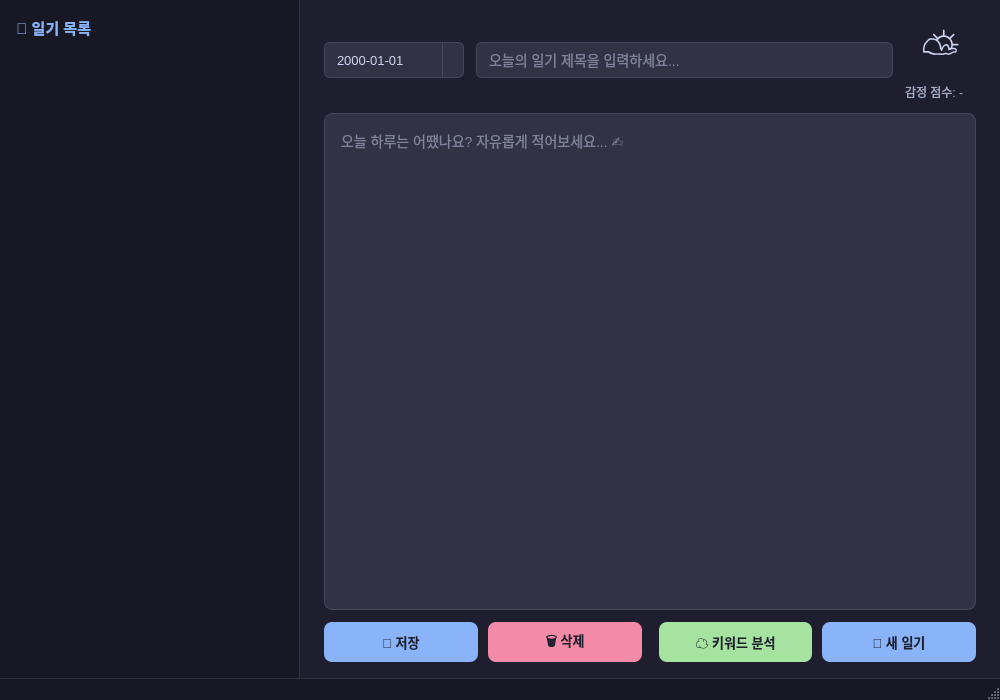
Qt form ui/main_window.ui (dldnwls07/python_picture_dir) before a commit.
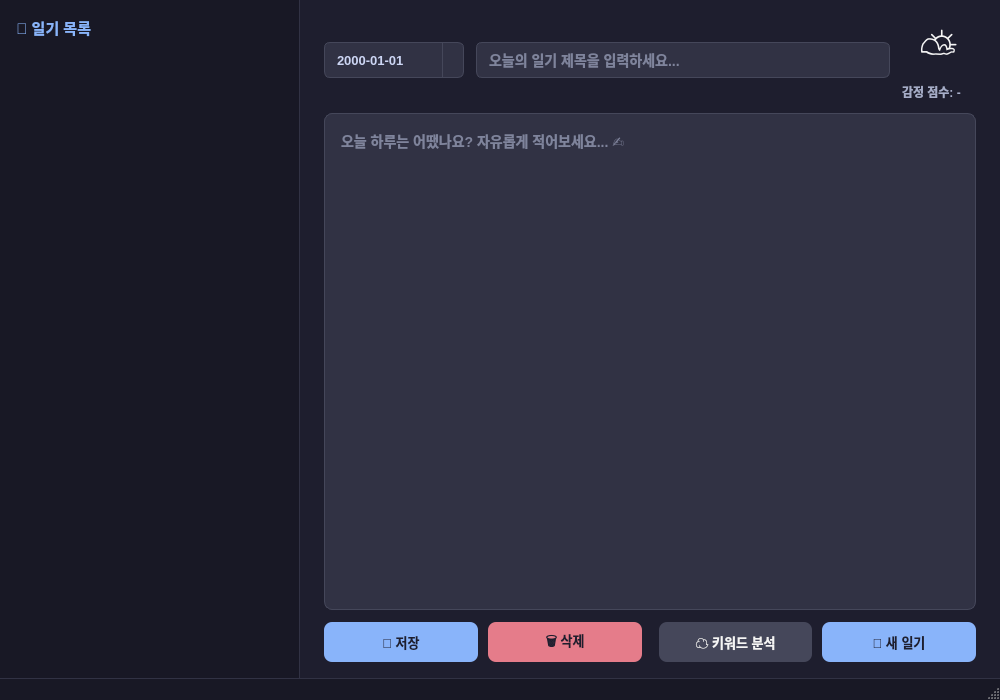
The same form after that commit.

Diff of the .ui file:
```diff
--- a/ui/main_window.ui
+++ b/ui/main_window.ui
@@ -19,9 +19,10 @@
       background-color: #1e1e2e;
     }
     QWidget {
-      color: #cdd6f4;
-      font-family: "Apple SD Gothic Neo", "-apple-system", sans-serif;
+      color: #f5f5f5;
+      font-family: "Pretendard", "Noto Sans KR", "Malgun Gothic", "-apple-system", sans-serif;
       font-size: 13px;
+      font-weight: 500;
     }
     QFrame#leftPanel {
       background-color: #181825;
@@ -108,17 +109,24 @@
       background-color: #585b70;
       color: #cdd6f4;
     }
+    /* 7-9-3: 메인(저장/새 일기 - 파랑, 위 QPushButton 기본값) / 서브(키워드 분석·비밀일기 관련 -
+       톤다운된 회색조) / 경고(삭제 - 차분한 빨강) 3색 팔레트로 정리 */
     QPushButton#deleteButton {
-      background-color: #f38ba8;
+      background-color: #e57c8a;
     }
     QPushButton#deleteButton:hover {
       background-color: #eba0ac;
     }
-    QPushButton#mindmapButton {
-      background-color: #a6e3a1;
+    QPushButton#mindmapButton,
+    QPushButton#secretDiaryButton,
+    QPushButton#backToCalendarButton {
+      background-color: #45475a;
+      color: #f5f5f5;
     }
-    QPushButton#mindmapButton:hover {
-      background-color: #94e2d5;
+    QPushButton#mindmapButton:hover,
+    QPushButton#secretDiaryButton:hover,
+    QPushButton#backToCalendarButton:hover {
+      background-color: #585b70;
     }
     QLabel#weatherLabel {
       font-size: 48px;
```
Left out of the diff: 2 changed lines with no effect on the pictures.
